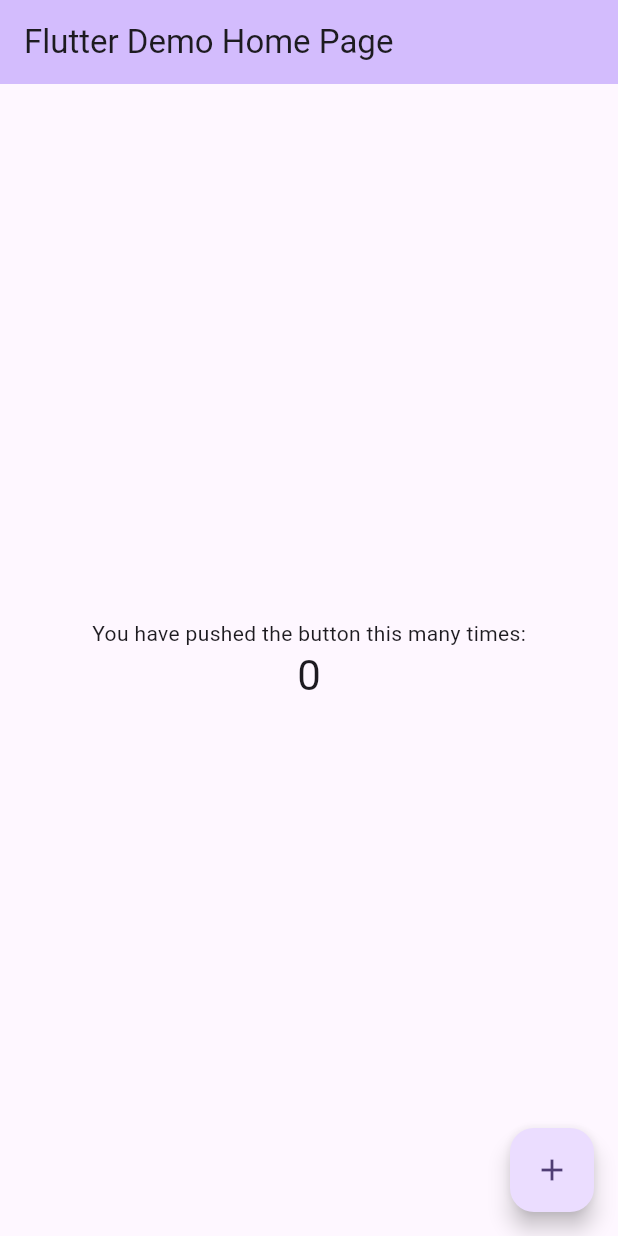
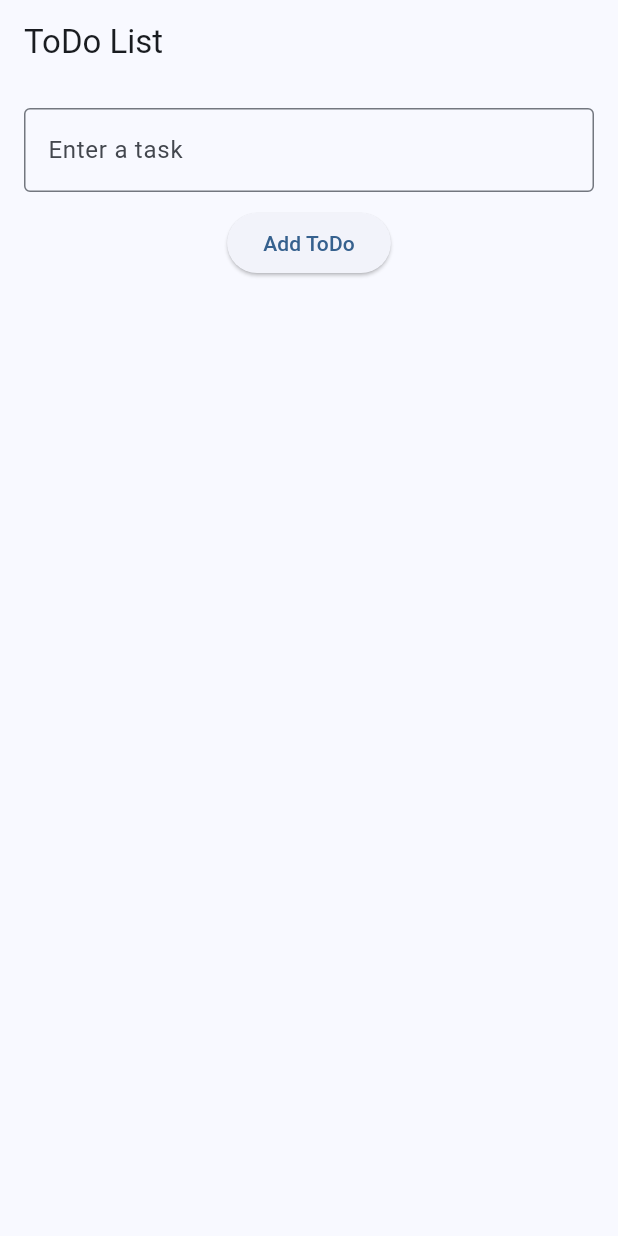
Before and after one commit to harsh749005/FlutterApp, a Flutter app: the screen it shows after launch, on a phone screen of 412 x 824 dp. Run offline on Flutter 3.47's test engine with Material 3 defaults, Android fonts, the phone set to English and light mode, and no system bars.

Commit message:
now user can add and delete task

```diff
--- a/lib/main.dart
+++ b/lib/main.dart
@@ -7,116 +7,83 @@ void main() {
 class MyApp extends StatelessWidget {
   const MyApp({super.key});
 
-  // This widget is the root of your application.
   @override
   Widget build(BuildContext context) {
     return MaterialApp(
-      title: 'Flutter Demo',
+      title: 'Simple ToDo App',
       theme: ThemeData(
-        // This is the theme of your application.
-        //
-        // TRY THIS: Try running your application with "flutter run". You'll see
-        // the application has a purple toolbar. Then, without quitting the app,
-        // try changing the seedColor in the colorScheme below to Colors.green
-        // and then invoke "hot reload" (save your changes or press the "hot
-        // reload" button in a Flutter-supported IDE, or press "r" if you used
-        // the command line to start the app).
-        //
-        // Notice that the counter didn't reset back to zero; the application
-        // state is not lost during the reload. To reset the state, use hot
-        // restart instead.
-        //
-        // This works for code too, not just values: Most code changes can be
-        // tested with just a hot reload.
-        colorScheme: ColorScheme.fromSeed(seedColor: Colors.deepPurple),
+        colorScheme: ColorScheme.fromSeed(seedColor: Colors.blue),
+        useMaterial3: true,
       ),
-      home: const MyHomePage(title: 'Flutter Demo Home Page'),
+      home: const ToDoHomePage(),
     );
   }
 }
 
-class MyHomePage extends StatefulWidget {
-  const MyHomePage({super.key, required this.title});
-
-  // This widget is the home page of your application. It is stateful, meaning
-  // that it has a State object (defined below) that contains fields that affect
-  // how it looks.
-
-  // This class is the configuration for the state. It holds the values (in this
-  // case the title) provided by the parent (in this case the App widget) and
-  // used by the build method of the State. Fields in a Widget subclass are
-  // always marked "final".
-
-  final String title;
+class ToDoHomePage extends StatefulWidget {
+  const ToDoHomePage({super.key});
 
   @override
-  State<MyHomePage> createState() => _MyHomePageState();
+  State<ToDoHomePage> createState() => _ToDoHomePageState();
 }
 
-class _MyHomePageState extends State<MyHomePage> {
-  int _counter = 0;
+class _ToDoHomePageState extends State<ToDoHomePage> {
+  final TextEditingController _controller = TextEditingController();
+  final List<String> _todos = [];
 
-  void _incrementCounter() {
+  void _addTodo() {
+    if (_controller.text.isNotEmpty) {
+      setState(() {
+        _todos.add(_controller.text);
+        _controller.clear();
+      });
+    }
+  }
+
+  void _removeTodo(int index) {
     setState(() {
-      // This call to setState tells the Flutter framework that something has
-      // changed in this State, which causes it to rerun the build method below
-      // so that the display can reflect the updated values. If we changed
-      // _counter without calling setState(), then the build method would not be
-      // called again, and so nothing would appear to happen.
-      _counter++;
+      _todos.removeAt(index);
     });
   }
 
   @override
   Widget build(BuildContext context) {
-    // This method is rerun every time setState is called, for instance as done
-    // by the _incrementCounter method above.
-    //
-    // The Flutter framework has been optimized to make rerunning build methods
-    // fast, so that you can just rebuild anything that needs updating rather
-    // than having to individually change instances of widgets.
     return Scaffold(
-      appBar: AppBar(
-        // TRY THIS: Try changing the color here to a specific color (to
-        // Colors.amber, perhaps?) and trigger a hot reload to see the AppBar
-        // change color while the other colors stay the same.
-        backgroundColor: Theme.of(context).colorScheme.inversePrimary,
-        // Here we take the value from the MyHomePage object that was created by
-        // the App.build method, and use it to set our appbar title.
-        title: Text(widget.title),
-      ),
-      body: Center(
-        // Center is a layout widget. It takes a single child and positions it
-        // in the middle of the parent.
+      appBar: AppBar(title: const Text('ToDo List')),
+      body: Padding(
+        padding: const EdgeInsets.all(16.0),
         child: Column(
-          // Column is also a layout widget. It takes a list of children and
-          // arranges them vertically. By default, it sizes itself to fit its
-          // children horizontally, and tries to be as tall as its parent.
-          //
-          // Column has various properties to control how it sizes itself and
-          // how it positions its children. Here we use mainAxisAlignment to
-          // center the children vertically; the main axis here is the vertical
-          // axis because Columns are vertical (the cross axis would be
-          // horizontal).
-          //
-          // TRY THIS: Invoke "debug painting" (choose the "Toggle Debug Paint"
-          // action in the IDE, or press "p" in the console), to see the
-          // wireframe for each widget.
-          mainAxisAlignment: MainAxisAlignment.center,
-          children: <Widget>[
-            const Text('You have pushed the button this many times:'),
-            Text(
-              '$_counter',
-              style: Theme.of(context).textTheme.headlineMedium,
+          children: [
+            TextField(
+              controller: _controller,
+              decoration: const InputDecoration(
+                hintText: 'Enter a task',
+                border: OutlineInputBorder(),
+              ),
             ),
+            const SizedBox(height: 10),
+            ElevatedButton(
+              onPressed: _addTodo,
+              child: const Text('Add ToDo'),
+            ),
+            const SizedBox(height: 20),
+            Expanded(
+              child: ListView.builder(
+                itemCount: _todos.length,
+                itemBuilder: (context, index) {
+                  return ListTile(
+                    title: Text(_todos[index]),
+                    trailing: IconButton(
+                      icon: const Icon(Icons.delete),
+                      onPressed: () => _removeTodo(index),
+                    ),
+                  );
+                },
+              ),
+            )
           ],
         ),
       ),
-      floatingActionButton: FloatingActionButton(
-        onPressed: _incrementCounter,
-        tooltip: 'Increment',
-        child: const Icon(Icons.add),
-      ), // This trailing comma makes auto-formatting nicer for build methods.
     );
   }
 }
```
